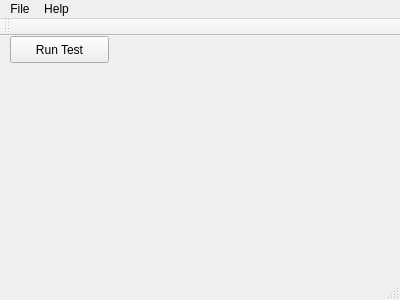
The window that mainwindow.ui (rbaravalle/porous_generation) describes before a commit, drawn with Qt 5.
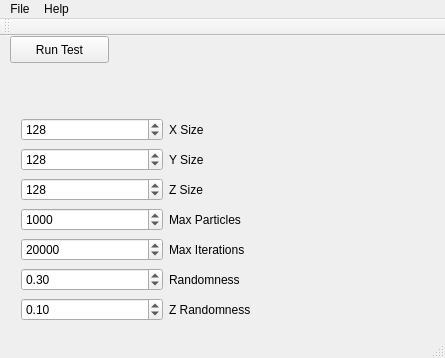
The same window after the commit.

Patch:
```diff
--- a/mainwindow.ui
+++ b/mainwindow.ui
@@ -6,8 +6,8 @@
    <rect>
     <x>0</x>
     <y>0</y>
-    <width>400</width>
-    <height>300</height>
+    <width>445</width>
+    <height>358</height>
    </rect>
   </property>
   <property name="windowTitle">
@@ -27,13 +27,168 @@
      <string>Run Test</string>
     </property>
    </widget>
+   <widget class="QWidget" name="gridLayoutWidget">
+    <property name="geometry">
+     <rect>
+      <x>10</x>
+      <y>70</y>
+      <width>311</width>
+      <height>227</height>
+     </rect>
+    </property>
+    <layout class="QGridLayout" name="gridLayout">
+     <item row="0" column="1">
+      <widget class="QLabel" name="label_xsize">
+       <property name="text">
+        <string>X Size</string>
+       </property>
+      </widget>
+     </item>
+     <item row="4" column="1">
+      <widget class="QLabel" name="label_5">
+       <property name="text">
+        <string>Max Iterations</string>
+       </property>
+      </widget>
+     </item>
+     <item row="5" column="1">
+      <widget class="QLabel" name="label_6">
+       <property name="text">
+        <string>Randomness</string>
+       </property>
+      </widget>
+     </item>
+     <item row="0" column="0">
+      <widget class="QSpinBox" name="spinBox_xsize">
+       <property name="minimum">
+        <number>1</number>
+       </property>
+       <property name="maximum">
+        <number>512</number>
+       </property>
+       <property name="value">
+        <number>128</number>
+       </property>
+      </widget>
+     </item>
+     <item row="2" column="1">
+      <widget class="QLabel" name="label_zsize">
+       <property name="text">
+        <string>Z Size</string>
+       </property>
+      </widget>
+     </item>
+     <item row="1" column="1">
+      <widget class="QLabel" name="label_ysize">
+       <property name="text">
+        <string>Y Size</string>
+       </property>
+      </widget>
+     </item>
+     <item row="3" column="1">
+      <widget class="QLabel" name="label_4">
+       <property name="text">
+        <string>Max Particles</string>
+       </property>
+      </widget>
+     </item>
+     <item row="5" column="0">
+      <widget class="QDoubleSpinBox" name="spinBox_randomness">
+       <property name="maximum">
+        <double>1.000000000000000</double>
+       </property>
+       <property name="singleStep">
+        <double>5.000000000000000</double>
+       </property>
+       <property name="value">
+        <double>0.300000000000000</double>
+       </property>
+      </widget>
+     </item>
+     <item row="4" column="0">
+      <widget class="QSpinBox" name="spinBox_max_it">
+       <property name="minimum">
+        <number>1</number>
+       </property>
+       <property name="maximum">
+        <number>500000</number>
+       </property>
+       <property name="value">
+        <number>20000</number>
+       </property>
+      </widget>
+     </item>
+     <item row="6" column="0">
+      <widget class="QDoubleSpinBox" name="spinBox_randomness_z">
+       <property name="maximum">
+        <double>1.000000000000000</double>
+       </property>
+       <property name="singleStep">
+        <double>0.050000000000000</double>
+       </property>
+       <property name="value">
+        <double>0.100000000000000</double>
+       </property>
+      </widget>
+     </item>
+     <item row="6" column="1">
+      <widget class="QLabel" name="label">
+       <property name="text">
+        <string>Z Randomness</string>
+       </property>
+      </widget>
+     </item>
+     <item row="3" column="0">
+      <widget class="QSpinBox" name="spinBox_max_particles">
+       <property name="minimum">
+        <number>1</number>
+       </property>
+       <property name="maximum">
+        <number>100000</number>
+       </property>
+       <property name="singleStep">
+        <number>1</number>
+       </property>
+       <property name="value">
+        <number>1000</number>
+       </property>
+      </widget>
+     </item>
+     <item row="1" column="0">
+      <widget class="QSpinBox" name="spinBox_ysize">
+       <property name="minimum">
+        <number>1</number>
+       </property>
+       <property name="maximum">
+        <number>512</number>
+       </property>
+       <property name="value">
+        <number>128</number>
+       </property>
+      </widget>
+     </item>
+     <item row="2" column="0">
+      <widget class="QSpinBox" name="spinBox_zsize">
+       <property name="minimum">
+        <number>1</number>
+       </property>
+       <property name="maximum">
+        <number>512</number>
+       </property>
+       <property name="value">
+        <number>128</number>
+       </property>
+      </widget>
+     </item>
+    </layout>
+   </widget>
   </widget>
   <widget class="QMenuBar" name="menuBar">
    <property name="geometry">
     <rect>
      <x>0</x>
      <y>0</y>
-     <width>400</width>
+     <width>445</width>
      <height>25</height>
     </rect>
    </property>
```
